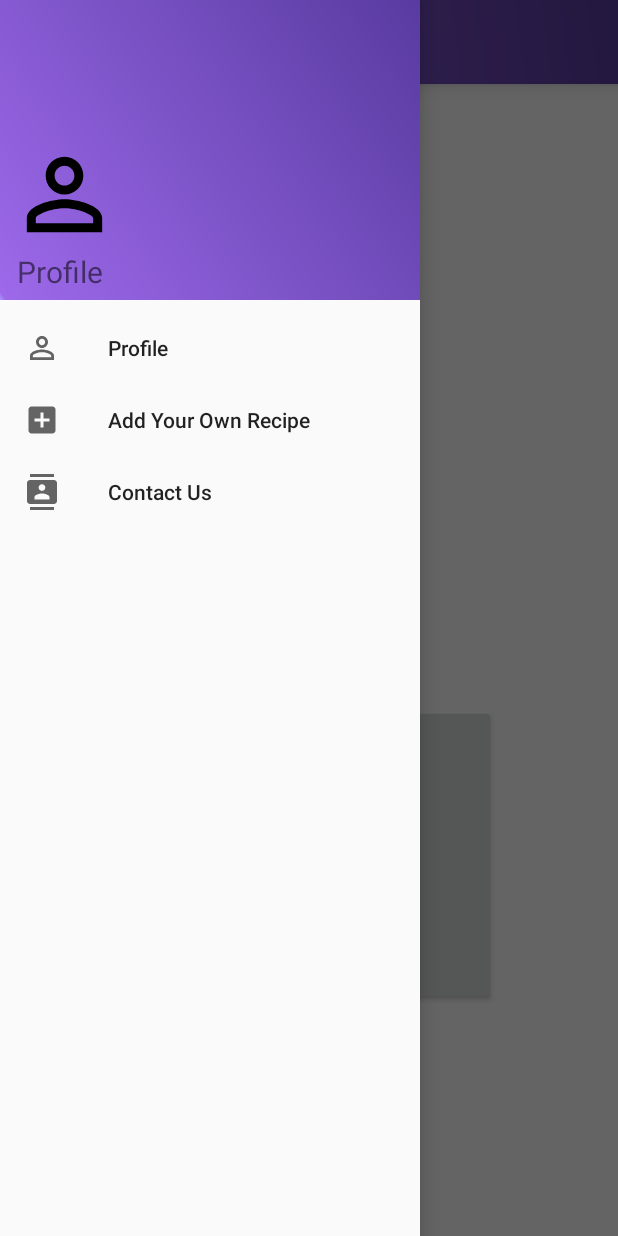
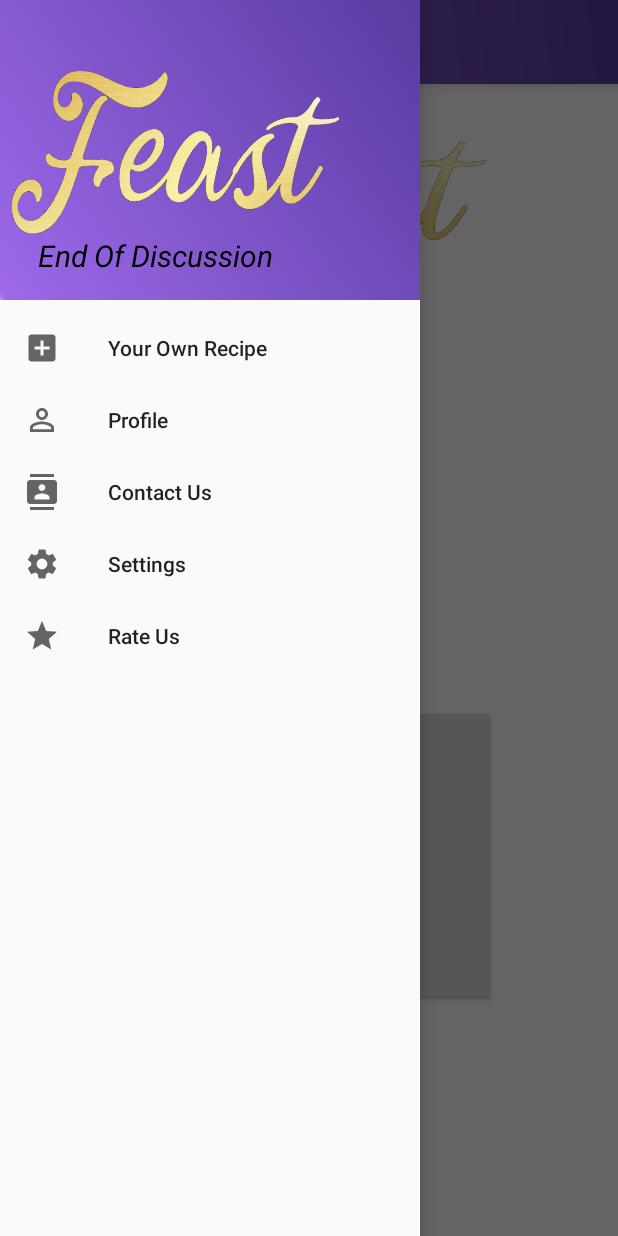
Before and after one commit to thor1824/Feast, an Android app: the screen it shows after launch once a user with an empty profile is signed in (MainActivity), with the side drawer open, on a phone screen of 412 x 824 dp. Run offline under Robolectric (Android 15) with nearby library versions, the phone set to English and light mode, and no system bars; our stand-ins replace Firebase (no records; nobody signed in at launch, a user with empty details on screens opened directly); libraries missing offline, so code that uses them is left out: com.varunest.sparkbutton; plain views replace SparkButton; 2 statements that could not run were skipped.

Commit message:
bedre logo

```diff
--- a/app/src/main/AndroidManifest.xml
+++ b/app/src/main/AndroidManifest.xml
@@ -9,7 +9,11 @@
         android:roundIcon="@mipmap/ic_launcher_round"
         android:supportsRtl="true"
         android:theme="@style/AppTheme.noBar">
-        <activity android:name=".DisplayRecipe"></activity>
+        <activity android:name=".Contacts"></activity>
+        <activity android:name=".RecipesActivity" />
+        <activity android:name=".SettingsActivity" />
+        <activity android:name=".ProfileActivity" />
+        <activity android:name=".DisplayRecipe" />
         <activity android:name=".MainActivity">
             <intent-filter>
                 <action android:name="android.intent.action.MAIN" />
--- a/app/src/main/java/com/example/feast/MainActivity.java
+++ b/app/src/main/java/com/example/feast/MainActivity.java
@@ -3,11 +3,13 @@ package com.example.feast;
 import androidx.appcompat.app.ActionBarDrawerToggle;
 import androidx.appcompat.app.AppCompatActivity;
 import androidx.appcompat.widget.Toolbar;
+import androidx.core.view.GravityCompat;
 import androidx.drawerlayout.widget.DrawerLayout;
 
 import android.content.Intent;
 import android.os.Bundle;
 import android.util.Log;
+import android.view.MenuItem;
 import android.view.View;
 import android.widget.AdapterView;
 import android.widget.ArrayAdapter;
@@ -36,7 +38,7 @@ import com.google.firebase.firestore.FirebaseFirestore;
 import com.google.android.material.navigation.NavigationView;
 import com.varunest.sparkbutton.SparkButton;
 
-public class MainActivity extends AppCompatActivity implements AdapterView.OnItemSelectedListener {
+public class MainActivity extends AppCompatActivity implements AdapterView.OnItemSelectedListener, NavigationView.OnNavigationItemSelectedListener {
     public static final String EXTRA_MESSAGE = "com.example.myfirstapp.MESSAGE";
     Spinner mainSpinner;
     SparkButton sparkButton;
@@ -69,6 +71,8 @@ public class MainActivity extends AppCompatActivity implements AdapterView.OnIte
                 goToNextActivity();
             }
         });
+        navigationView.bringToFront();
+        navigationView.setNavigationItemSelectedListener(this);
         String[] spinnerValues = getResources().getStringArray(R.array.minutesForSpinner);
         ArrayAdapter adapter = new ArrayAdapter(this, android.R.layout.simple_spinner_item, spinnerValues);
         adapter.setDropDownViewResource(android.R.layout.simple_spinner_dropdown_item);
@@ -98,6 +102,15 @@ public class MainActivity extends AppCompatActivity implements AdapterView.OnIte
         toggle.syncState();
     }
 
+    @Override
+    public void onBackPressed(){
+        if(drawerLayout.isDrawerOpen(GravityCompat.START)) {
+            drawerLayout.closeDrawer(GravityCompat.START);
+        }
+        else {
+            super.onBackPressed();
+        }
+    }
 
 
     @Override
@@ -122,4 +135,8 @@ public class MainActivity extends AppCompatActivity implements AdapterView.OnIte
         startActivity(intent);
     }
 
+    @Override
+    public boolean onNavigationItemSelected(@NonNull MenuItem item) {
+        return true;
+    }
 }
--- /dev/null
+++ b/app/src/main/res/drawable/rating_icon.xml
@@ -0,0 +1,9 @@
+<vector xmlns:android="http://schemas.android.com/apk/res/android"
+        android:width="24dp"
+        android:height="24dp"
+        android:viewportWidth="24.0"
+        android:viewportHeight="24.0">
+    <path
+        android:fillColor="#FF000000"
+        android:pathData="M12,17.27L18.18,21l-1.64,-7.03L22,9.24l-7.19,-0.61L12,2 9.19,8.63 2,9.24l5.46,4.73L5.82,21z"/>
+</vector>
--- /dev/null
+++ b/app/src/main/res/drawable/settings_icon.xml
@@ -0,0 +1,9 @@
+<vector xmlns:android="http://schemas.android.com/apk/res/android"
+        android:width="24dp"
+        android:height="24dp"
+        android:viewportWidth="24"
+        android:viewportHeight="24">
+    <path
+        android:fillColor="#FF000000"
+        android:pathData="M19.1,12.9a2.8,2.8 0,0 0,0.1 -0.9,2.8 2.8,0 0,0 -0.1,-0.9l2.1,-1.6a0.7,0.7 0,0 0,0.1 -0.6L19.4,5.5a0.7,0.7 0,0 0,-0.6 -0.2l-2.4,1a6.5,6.5 0,0 0,-1.6 -0.9l-0.4,-2.6a0.5,0.5 0,0 0,-0.5 -0.4H10.1a0.5,0.5 0,0 0,-0.5 0.4L9.3,5.4a5.6,5.6 0,0 0,-1.7 0.9l-2.4,-1a0.4,0.4 0,0 0,-0.5 0.2l-2,3.4c-0.1,0.2 0,0.4 0.2,0.6l2,1.6a2.8,2.8 0,0 0,-0.1 0.9,2.8 2.8,0 0,0 0.1,0.9L2.8,14.5a0.7,0.7 0,0 0,-0.1 0.6l1.9,3.4a0.7,0.7 0,0 0,0.6 0.2l2.4,-1a6.5,6.5 0,0 0,1.6 0.9l0.4,2.6a0.5,0.5 0,0 0,0.5 0.4h3.8a0.5,0.5 0,0 0,0.5 -0.4l0.3,-2.6a5.6,5.6 0,0 0,1.7 -0.9l2.4,1a0.4,0.4 0,0 0,0.5 -0.2l2,-3.4c0.1,-0.2 0,-0.4 -0.2,-0.6ZM12,15.6A3.6,3.6 0,1 1,15.6 12,3.6 3.6,0 0,1 12,15.6Z"/>
+</vector>
--- a/app/src/main/res/layout/activity_main.xml
+++ b/app/src/main/res/layout/activity_main.xml
@@ -2,26 +2,23 @@
 <androidx.drawerlayout.widget.DrawerLayout xmlns:android="http://schemas.android.com/apk/res/android"
     xmlns:app="http://schemas.android.com/apk/res-auto"
     xmlns:tools="http://schemas.android.com/tools"
+    android:id="@+id/drawLayout"
     android:layout_width="match_parent"
     android:layout_height="match_parent"
     android:layout_gravity="center_horizontal"
+    android:fitsSystemWindows="true"
     android:orientation="vertical"
     tools:context=".MainActivity"
-    android:fitsSystemWindows="true"
-    tools:openDrawer="start"
-    android:id="@+id/drawLayout">
-
+    tools:openDrawer="start">
 
 
     <com.google.android.material.navigation.NavigationView
+        android:id="@+id/navigation_view"
         android:layout_width="wrap_content"
         android:layout_height="match_parent"
-    android:id="@+id/navigation_view"
+        android:layout_gravity="start"
         app:headerLayout="@layout/header"
-    app:menu="@menu/main_menu"
-    android:layout_gravity="start"/>
-
-
+        app:menu="@menu/main_menu" />
 
 
     <LinearLayout
@@ -29,14 +26,14 @@
         android:layout_height="wrap_content"
         android:orientation="vertical">
 
-    <include layout="@layout/toolbar"/>
-
+        <include layout="@layout/toolbar" />
 
 
         <ImageView
-        android:layout_width="wrap_content"
+            android:layout_width="236dp"
             android:layout_height="140dp"
-        android:src="@drawable/logo5">
+            android:layout_gravity="center"
+            android:src="@drawable/logo6">
 
 
         </ImageView>
--- a/app/src/main/res/layout/header.xml
+++ b/app/src/main/res/layout/header.xml
@@ -9,16 +9,21 @@
 
 
     <ImageView
-        android:layout_width="75dp"
-        android:layout_height="75dp"
-        android:src="@drawable/profile_icon"/>
+        android:layout_width="221dp"
+        android:layout_height="115dp"
+        android:adjustViewBounds="true"
+        android:background="@drawable/logo6"
+        android:scaleType="fitCenter" />
 
     <TextView
         android:layout_width="wrap_content"
-        android:layout_height="wrap_content"
-        android:text="Profile"
+        android:layout_height="38dp"
+        android:paddingLeft="30px"
+        android:text="End Of Discussion"
+        android:textAlignment="center"
+        android:textColor="@color/black"
         android:textSize="20dp"
-        android:paddingLeft="6dp"/>
+        android:textStyle="italic|normal"/>
 
 
 </LinearLayout>
--- a/app/src/main/res/menu/main_menu.xml
+++ b/app/src/main/res/menu/main_menu.xml
@@ -4,23 +4,33 @@
     <group android:checkableBehavior="single">
 
         <item
-            android:id="@+id/profile"
+            android:id="@+id/iconAddRecipe"
+            android:icon="@drawable/add_recipe_icon"
+            android:title="Your Own Recipe" />
+
+        <item
+            android:id="@+id/iconProfile"
             android:icon="@drawable/profile_icon"
             android:title="Profile" />
 
-        <item
-            android:id="@+id/addRecipeIcon"
-            android:icon="@drawable/add_recipe_icon"
-            android:title="Add Your Own Recipe" />
 
         <item
-            android:id="@+id/contactIcon"
+            android:id="@+id/iconContactIcon"
             android:icon="@drawable/contact_icon"
             android:title="Contact Us" />
+
+        <item
+            android:id="@+id/iconSettings"
+            android:icon="@drawable/settings_icon"
+            android:title="Settings" />
+
+        <item
+            android:id="@+id/iconRating"
+            android:icon="@drawable/rating_icon"
+            android:title="Rate Us" />
 
 
     </group>
 
 
-
 </menu>
--- a/app/src/main/res/values/styles.xml
+++ b/app/src/main/res/values/styles.xml
@@ -15,6 +15,7 @@
         <item name="windowActionBar">true</item>
         <item name="windowNoTitle">true</item>
         <item name="actionBarItemBackground">@color/black</item>
+        <item name="android:statusBarColor">#00000000</item>
 
     </style>
 
```
Also changed, not shown: app/src/main/java/com/example/feast/Contacts.java (added, +14 -0 lines), app/src/main/java/com/example/feast/ProfileActivity.java (added, +14 -0 lines), app/src/main/java/com/example/feast/RecipesActivity.java (added, +14 -0 lines), app/src/main/java/com/example/feast/SettingsActivity.java (added, +14 -0 lines), app/src/main/res/layout/activity_contacts.xml (added, +9 -0 lines), app/src/main/res/layout/activity_profile.xml (added, +9 -0 lines), app/src/main/res/layout/activity_recipes.xml (added, +9 -0 lines), app/src/main/res/layout/activity_settings.xml (added, +9 -0 lines), app/src/main/res/drawable/logo6.png (added). Lines whose indentation alone changed are shown as unchanged.
